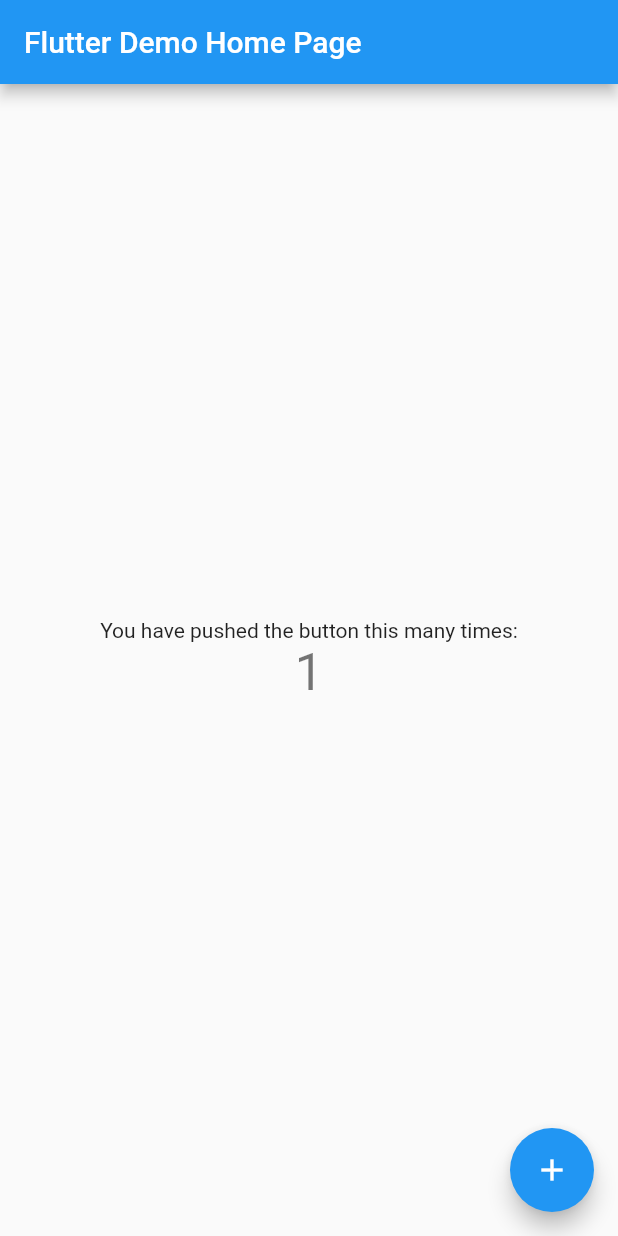
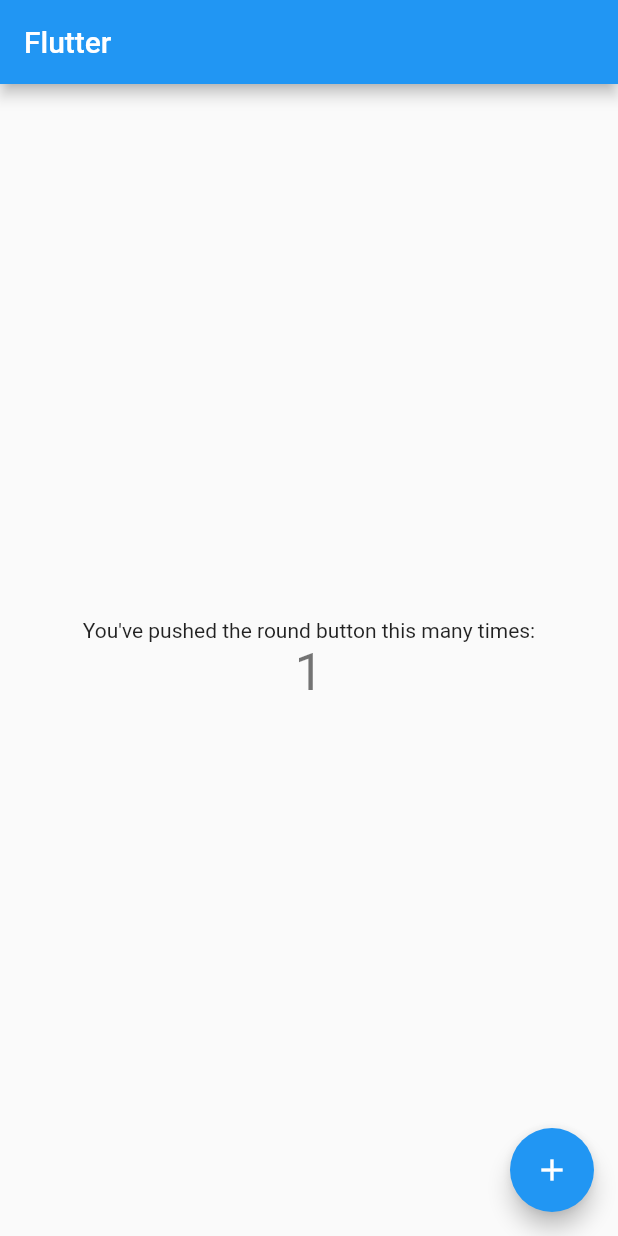
Before and after one commit to dimahali/mynotes, a Flutter app: the screen it shows after launch, after a tap on the "add" icon, on a phone screen of 412 x 824 dp. Run offline on Flutter 3.47's test engine with Material 2 defaults, Android fonts, the phone set to English and light mode, and no system bars; our stand-ins replace firebase_core; accounts and stored records are empty.

Commit message:
basic setup

```diff
--- a/lib/main.dart
+++ b/lib/main.dart
@@ -1,45 +1,17 @@
 import 'package:flutter/material.dart';
 
 void main() {
-  runApp(const MyApp());
-}
-
-class MyApp extends StatelessWidget {
-  const MyApp({Key? key}) : super(key: key);
-
-  // This widget is the root of your application.
-  @override
-  Widget build(BuildContext context) {
-    return MaterialApp(
-      title: 'Flutter Demo',
-      theme: ThemeData(
-        // This is the theme of your application.
-        //
-        // Try running your application with "flutter run". You'll see the
-        // application has a blue toolbar. Then, without quitting the app, try
-        // changing the primarySwatch below to Colors.green and then invoke
-        // "hot reload" (press "r" in the console where you ran "flutter run",
-        // or simply save your changes to "hot reload" in a Flutter IDE).
-        // Notice that the counter didn't reset back to zero; the application
-        // is not restarted.
-        primarySwatch: Colors.blue,
-      ),
-      home: const MyHomePage(title: 'Flutter Demo Home Page'),
-    );
-  }
+  runApp(MaterialApp(
+    title: 'Flutter Demo',
+    theme: ThemeData(
+      primarySwatch: Colors.blue,
+    ),
+    home: const MyHomePage(title: 'Flutter'),
+  ));
 }
 
 class MyHomePage extends StatefulWidget {
   const MyHomePage({Key? key, required this.title}) : super(key: key);
-
-  // This widget is the home page of your application. It is stateful, meaning
-  // that it has a State object (defined below) that contains fields that affect
-  // how it looks.
-
-  // This class is the configuration for the state. It holds the values (in this
-  // case the title) provided by the parent (in this case the App widget) and
-  // used by the build method of the State. Fields in a Widget subclass are
-  // always marked "final".
 
   final String title;
 
@@ -52,51 +24,22 @@ class _MyHomePageState extends State<MyHomePage> {
 
   void _incrementCounter() {
     setState(() {
-      // This call to setState tells the Flutter framework that something has
-      // changed in this State, which causes it to rerun the build method below
-      // so that the display can reflect the updated values. If we changed
-      // _counter without calling setState(), then the build method would not be
-      // called again, and so nothing would appear to happen.
       _counter++;
     });
   }
 
   @override
   Widget build(BuildContext context) {
-    // This method is rerun every time setState is called, for instance as done
-    // by the _incrementCounter method above.
-    //
-    // The Flutter framework has been optimized to make rerunning build methods
-    // fast, so that you can just rebuild anything that needs updating rather
-    // than having to individually change instances of widgets.
     return Scaffold(
       appBar: AppBar(
-        // Here we take the value from the MyHomePage object that was created by
-        // the App.build method, and use it to set our appbar title.
         title: Text(widget.title),
       ),
       body: Center(
-        // Center is a layout widget. It takes a single child and positions it
-        // in the middle of the parent.
         child: Column(
-          // Column is also a layout widget. It takes a list of children and
-          // arranges them vertically. By default, it sizes itself to fit its
-          // children horizontally, and tries to be as tall as its parent.
-          //
-          // Invoke "debug painting" (press "p" in the console, choose the
-          // "Toggle Debug Paint" action from the Flutter Inspector in Android
-          // Studio, or the "Toggle Debug Paint" command in Visual Studio Code)
-          // to see the wireframe for each widget.
-          //
-          // Column has various properties to control how it sizes itself and
-          // how it positions its children. Here we use mainAxisAlignment to
-          // center the children vertically; the main axis here is the vertical
-          // axis because Columns are vertical (the cross axis would be
-          // horizontal).
           mainAxisAlignment: MainAxisAlignment.center,
           children: <Widget>[
             const Text(
-              'You have pushed the button this many times:',
+              "You've pushed the round button this many times:",
             ),
             Text(
               '$_counter',
@@ -109,7 +52,7 @@ class _MyHomePageState extends State<MyHomePage> {
         onPressed: _incrementCounter,
         tooltip: 'Increment',
         child: const Icon(Icons.add),
-      ), // This trailing comma makes auto-formatting nicer for build methods.
+      ),
     );
   }
 }
```
Also changed, not shown: lib/firebase_options.dart (added), 7 other files.
